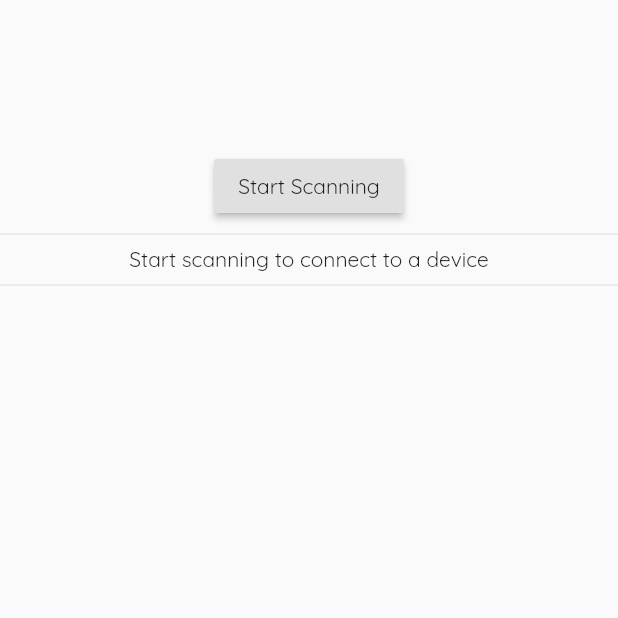
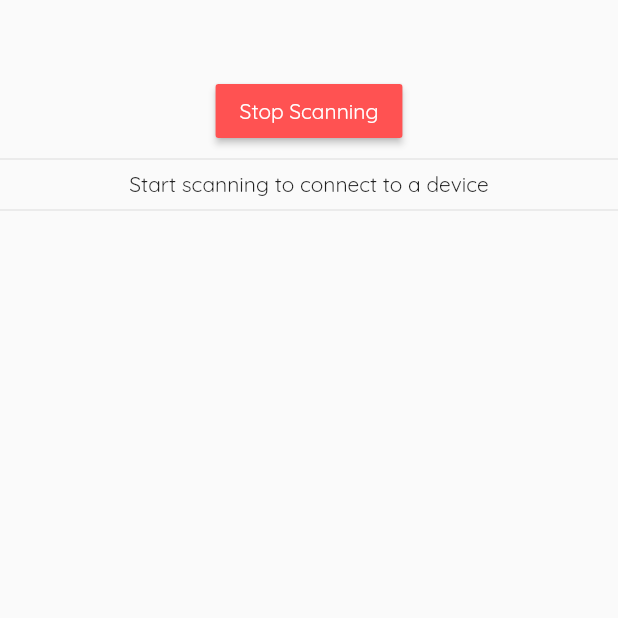
Before and after one commit to avinash-rath/EasyToll_mobile, a Flutter app: the BleDetect screen opened directly, after a tap on "Start Scanning", on a phone screen of 412 x 824 dp, the top half of it. Run offline on Flutter 3.47's test engine with Material 2 defaults, Android fonts, the phone set to English and light mode, and no system bars; our stand-ins replace flare_flutter; missing offline and left inert: flare_dart, rx_ble; network calls fail.

```diff
--- a/lib/main.dart
+++ b/lib/main.dart
@@ -1,3 +1,4 @@
+import 'package:easy_toll/screens/adminApp.dart';
 import 'package:easy_toll/screens/login.dart';
 import 'package:flutter/material.dart';
 
@@ -13,7 +14,7 @@ class MyApps extends StatelessWidget {
         fontFamily: 'QuickSand',
         primarySwatch: Colors.blue,
       ),
-      home: LoginPage(),
+      home: AdminApp(),
     );
   }
 }
--- a/lib/screens/ble_demo.dart
+++ b/lib/screens/ble_demo.dart
@@ -1,9 +1,13 @@
+import 'dart:async';
 import 'dart:convert';
 import 'dart:math';
 import 'dart:typed_data';
 
+import 'package:easy_toll/utils/config.dart';
+import 'package:easy_toll/utils/styles.dart';
 import 'package:flutter/material.dart';
 import 'package:rx_ble/rx_ble.dart';
+import 'package:http/http.dart' as http;
 
 int time() => DateTime.now().millisecondsSinceEpoch;
 
@@ -64,6 +68,7 @@ class _BleDetectState extends State<BleDetect> {
   final randomWriteSize = TextEditingController(text: '100');
   var connectionState = BleConnectionState.disconnected;
   var isWorking = false;
+  bool isOn = false;
 
   Function wrapCall(Function fn) {
     return () async {
@@ -205,18 +210,29 @@ class _BleDetectState extends State<BleDetect> {
             Align(
               alignment: Alignment.topCenter,
               child: Padding(
-                padding: const EdgeInsets.only(top: 100.0),
+                padding: const EdgeInsets.only(top: 50.0),
                 child: RaisedButton(
-                  child: Text('Start Scanning'),
-                  onPressed: wrapCall(startScan),
+                  color: isOn ? Colors.redAccent : Colors.lightBlue,
+                  child: Text(
+                    isOn ? 'Stop Scanning' : 'Start Scanning',
+                    style: TextStyle(
+                      color: Colors.white,
+                    ),
+                  ),
+                  onPressed: () {
+                    setState(() {
+                      isOn = !isOn;
+                    });
+                    startScan();
+                  },
                 ),
               ),
             ),
             Divider(),
             if (results.isEmpty) Text('Start scanning to connect to a device'),
-
-            DetectedNotifier(results: results,),
-
+            DetectedNotifier(
+              results: results,
+            ),
             Divider(),
             Column(
               mainAxisAlignment: MainAxisAlignment.end,
@@ -231,7 +247,6 @@ class _BleDetectState extends State<BleDetect> {
   }
 }
 
-
 class DetectedNotifier extends StatefulWidget {
   final Map<String, ScanResult> results;
 
@@ -241,14 +256,58 @@ class DetectedNotifier extends StatefulWidget {
 }
 
 class _DetectedNotifierState extends State<DetectedNotifier> {
+  List<String> strings = [];
+  String isAllowed;
+  Timer timer;
+  @override
+  initState() {
+    super.initState();
+    timer = Timer.periodic(Duration(seconds: 3), (Timer t) => hitApi());
+  }
 
-  List<String> strings = [];
+  hitApi() async {
+    http.Response response = await http.get(getPayStatus);
+    if (response.statusCode == 200) {
+      String respString = response.body;
+      setState(() {
+        isAllowed = respString;
+      });
+    }
+  }
 
   Widget checkConnection() {
     for (final scanResult in widget.results.values)
-     if(scanResult.deviceName.toString() == 'EasyToll') {
-       return Text('Device Found');
-     }
+      if (scanResult.deviceName.toString() == 'EasyToll') {
+        return Container(
+          padding: EdgeInsets.all(20.0),
+          width: double.infinity,
+          height: 150.0,
+          decoration: BoxDecoration(
+              color: Colors.white,
+              borderRadius: BorderRadius.circular(25.0),
+              boxShadow: boxShadows),
+          child: Row(
+            mainAxisAlignment: MainAxisAlignment.spaceBetween,
+            children: <Widget>[
+              Column(
+                crossAxisAlignment: CrossAxisAlignment.start,
+                children: <Widget>[
+                  Text('Found Vehicle'),
+                  Text('Car number KA04AN1254'),
+                  Text('Vehicle registered : Avinash Rath'),
+                ],
+              ),
+              Column(
+                children: <Widget>[
+                  isAllowed != null
+                      ? Text('Vehicle Allowed : $isAllowed')
+                      : CircularProgressIndicator(),
+                ],
+              ),
+            ],
+          ),
+        );
+      }
   }
 
   @override
@@ -257,4 +316,10 @@ class _DetectedNotifierState extends State<DetectedNotifier> {
       child: checkConnection(),
     );
   }
+
+  @override
+  void dispose() {
+    timer?.cancel();
+    super.dispose();
+  }
 }
```
Also changed, not shown: lib/screens/adminApp.dart (added, +28 -0 lines), lib/utils/config.dart (added, +12 -0 lines).
